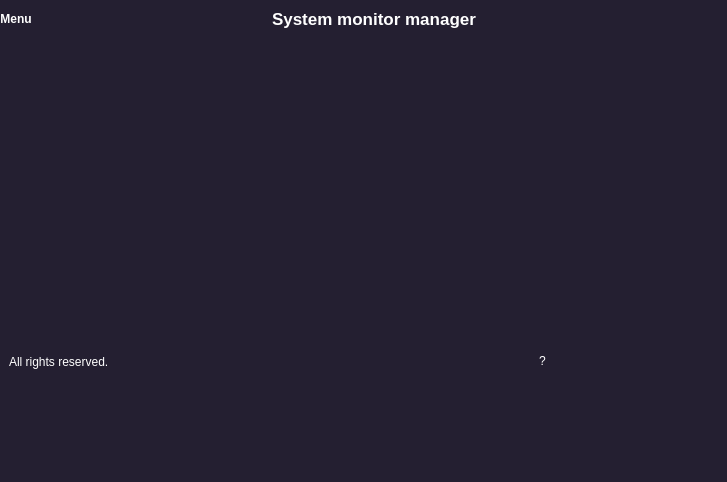
The window that system.ui (ArijSaaleh/linux-system-resource-monitor) describes before a commit, drawn with Qt 5.
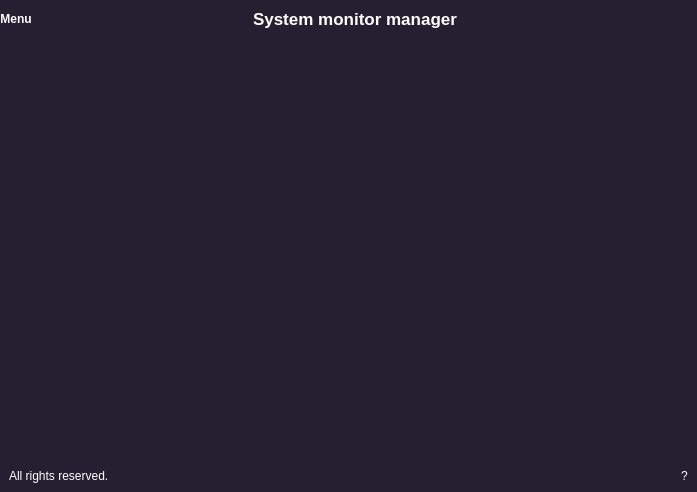
The same window after the commit. Icons and pictures are not drawn.

Diff of the .ui file:
```diff
--- a/system.ui
+++ b/system.ui
@@ -6,8 +6,8 @@
    <rect>
     <x>0</x>
     <y>0</y>
-    <width>727</width>
-    <height>482</height>
+    <width>697</width>
+    <height>492</height>
    </rect>
   </property>
   <property name="windowTitle">
@@ -258,13 +258,70 @@
     <item>
      <widget class="QFrame" name="footer_frame">
       <property name="frameShape">
-       <enum>QFrame::NoFrame</enum>
+       <enum>QFrame::StyledPanel</enum>
+      </property>
+      <property name="frameShadow">
+       <enum>QFrame::Raised</enum>
+      </property>
+      <layout class="QHBoxLayout" name="horizontalLayout_8">
+       <item>
+        <widget class="QFrame" name="frame_3">
+         <property name="frameShape">
+          <enum>QFrame::StyledPanel</enum>
+         </property>
+         <property name="frameShadow">
+          <enum>QFrame::Raised</enum>
+         </property>
+        </widget>
+       </item>
+       <item>
+        <widget class="QFrame" name="frame_2">
+         <property name="frameShape">
+          <enum>QFrame::StyledPanel</enum>
+         </property>
+         <property name="frameShadow">
+          <enum>QFrame::Raised</enum>
+         </property>
+        </widget>
+       </item>
+       <item>
+        <widget class="QFrame" name="frame">
+         <property name="frameShape">
+          <enum>QFrame::StyledPanel</enum>
+         </property>
+         <property name="frameShadow">
+          <enum>QFrame::Raised</enum>
+         </property>
+        </widget>
+       </item>
+      </layout>
+     </widget>
+    </item>
+    <item alignment="Qt::AlignBottom">
+     <widget class="QFrame" name="footer">
+      <property name="frameShape">
+       <enum>QFrame::StyledPanel</enum>
       </property>
       <property name="frameShadow">
        <enum>QFrame::Raised</enum>
       </property>
       <layout class="QHBoxLayout" name="horizontalLayout_5">
-       <item>
+       <property name="spacing">
+        <number>15</number>
+       </property>
+       <property name="leftMargin">
+        <number>0</number>
+       </property>
+       <property name="topMargin">
+        <number>0</number>
+       </property>
+       <property name="rightMargin">
+        <number>0</number>
+       </property>
+       <property name="bottomMargin">
+        <number>0</number>
+       </property>
+       <item alignment="Qt::AlignLeft">
         <widget class="QFrame" name="footer_left">
          <property name="frameShape">
           <enum>QFrame::StyledPanel</enum>
@@ -273,21 +330,6 @@
           <enum>QFrame::Raised</enum>
          </property>
          <layout class="QHBoxLayout" name="horizontalLayout_6">
-          <property name="spacing">
-           <number>0</number>
-          </property>
-          <property name="leftMargin">
-           <number>0</number>
-          </property>
-          <property name="topMargin">
-           <number>0</number>
-          </property>
-          <property name="rightMargin">
-           <number>0</number>
-          </property>
-          <property name="bottomMargin">
-           <number>0</number>
-          </property>
           <item>
            <widget class="QLabel" name="label_4">
             <property name="styleSheet">
@@ -301,7 +343,7 @@
          </layout>
         </widget>
        </item>
-       <item>
+       <item alignment="Qt::AlignRight">
         <widget class="QFrame" name="footer_right">
          <property name="frameShape">
           <enum>QFrame::StyledPanel</enum>
@@ -310,21 +352,6 @@
           <enum>QFrame::Raised</enum>
          </property>
          <layout class="QHBoxLayout" name="horizontalLayout_7">
-          <property name="spacing">
-           <number>0</number>
-          </property>
-          <property name="leftMargin">
-           <number>0</number>
-          </property>
-          <property name="topMargin">
-           <number>0</number>
-          </property>
-          <property name="rightMargin">
-           <number>0</number>
-          </property>
-          <property name="bottomMargin">
-           <number>0</number>
-          </property>
           <item>
            <widget class="QPushButton" name="pushButton_2">
             <property name="styleSheet">
```
Left out of the diff: 2 changed lines with no effect on the pictures.
